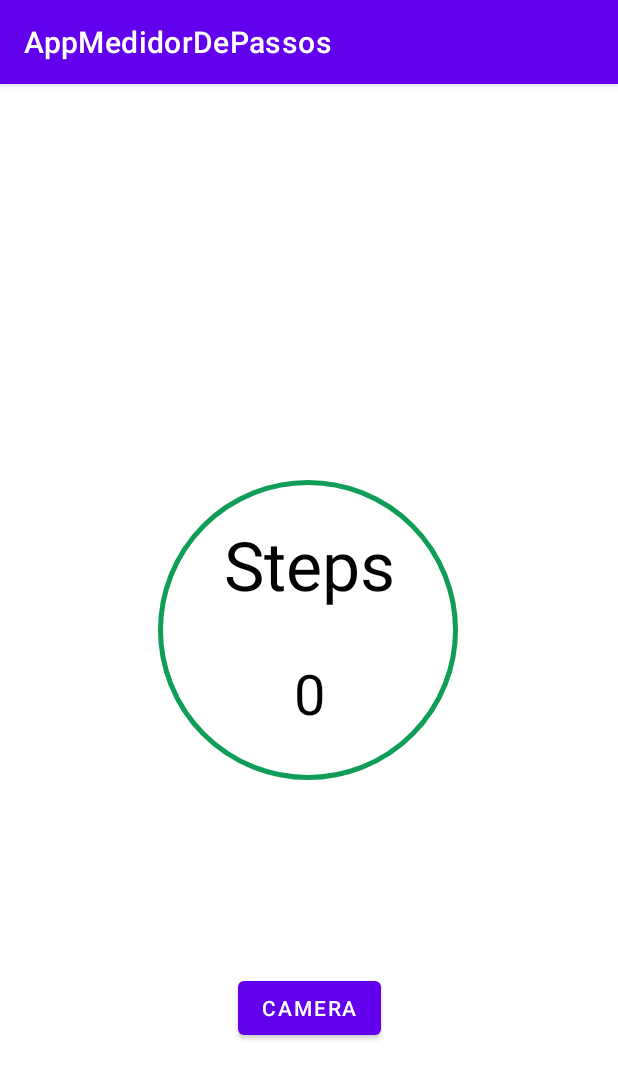
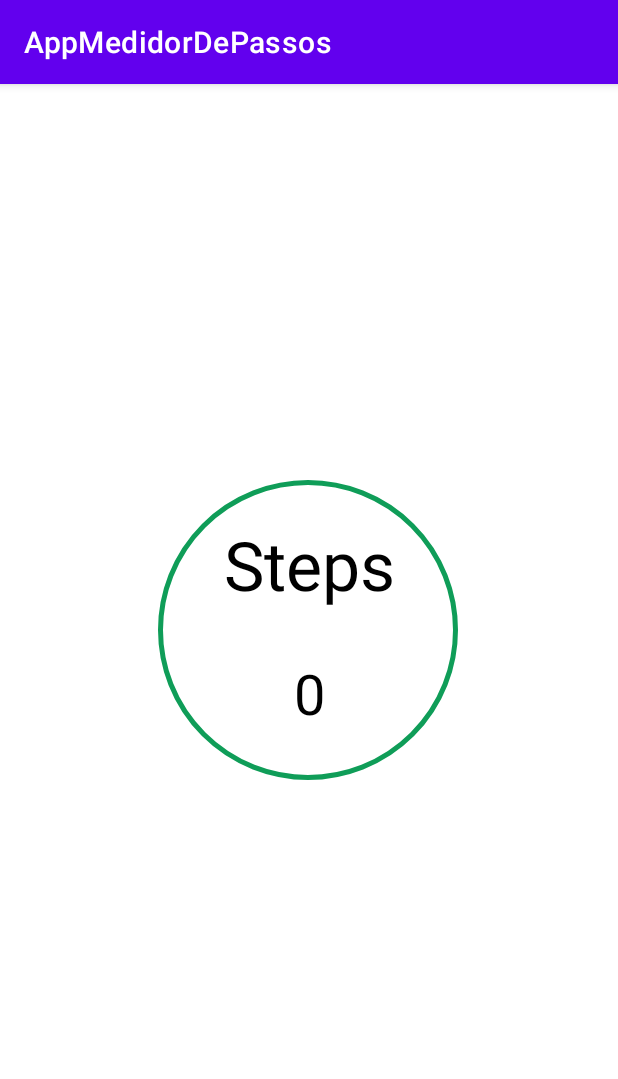
Before and after one commit to diogovsmartins/AppMedidorDePassos, an Android app: the screen it shows after launch (MainActivity), on a phone screen of 412 x 824 dp. Shown: the top 1079 px of the screen. Run offline under Robolectric (Android 15) with nearby library versions, the phone set to English and light mode, and no system bars.

Commit message:
adding logic to button

```diff
--- a/app/src/main/java/com/example/appmedidordepassos/MainActivity.kt
+++ b/app/src/main/java/com/example/appmedidordepassos/MainActivity.kt
@@ -11,6 +11,7 @@ import android.os.Bundle
 import android.widget.Button
 import android.widget.TextView
 import android.widget.Toast
+import androidx.core.view.isVisible
 
 class MainActivity : AppCompatActivity(), SensorEventListener {
     // Added SensorEventListener the com.example.appmedidordepassos.MainActivity class
@@ -31,11 +32,12 @@ class MainActivity : AppCompatActivity(), SensorEventListener {
     // Creating a variable  which counts previous total
     // steps and it has also been given the value of 0 float
     private var previousTotalSteps = 0f
+    private lateinit var btn :Button
 
     override fun onCreate(savedInstanceState: Bundle?) {
         super.onCreate(savedInstanceState)
         setContentView(R.layout.activity_main)
-        val btn = findViewById<Button>(R.id.camera_button)
+        btn = findViewById(R.id.camera_button)
 
         btn.setOnClickListener {
             openCamera()
@@ -89,6 +91,8 @@ class MainActivity : AppCompatActivity(), SensorEventListener {
             // It will show the current steps to the user
             tv_stepsTaken.text = ("$currentSteps")
         }
+        //set button visibility to off if total steps taken less than 20
+        btn.isVisible = tv_stepsTaken.text.toString().toInt() > 20
     }
 
     fun resetSteps() {
@@ -108,7 +112,8 @@ class MainActivity : AppCompatActivity(), SensorEventListener {
 
             // This will save the data
             saveData()
-
+            //when total step is reseted to 0, set button visibility to 0
+            btn.isVisible=false
             true
         }
     }
--- a/app/src/main/res/layout/activity_main.xml
+++ b/app/src/main/res/layout/activity_main.xml
@@ -55,6 +55,7 @@
         android:layout_width="wrap_content"
         android:layout_height="wrap_content"
         android:text="@string/camera"
+        android:visibility="invisible"
         app:layout_constraintBottom_toBottomOf="parent"
         app:layout_constraintEnd_toEndOf="parent"
         app:layout_constraintStart_toStartOf="parent"
```
